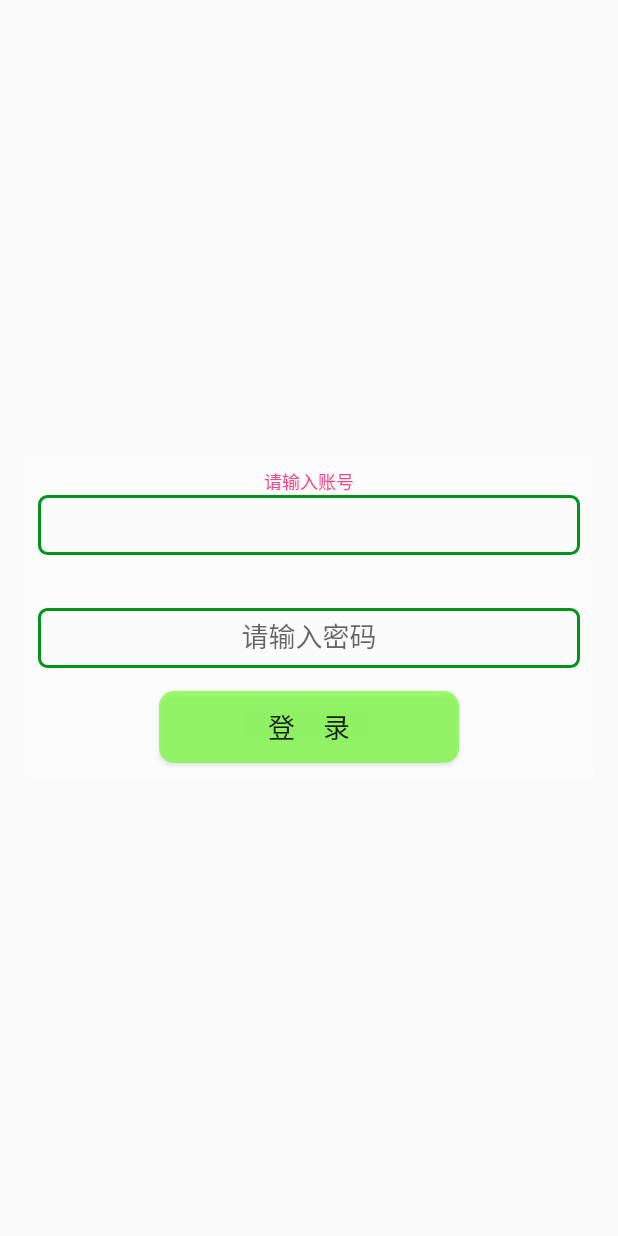
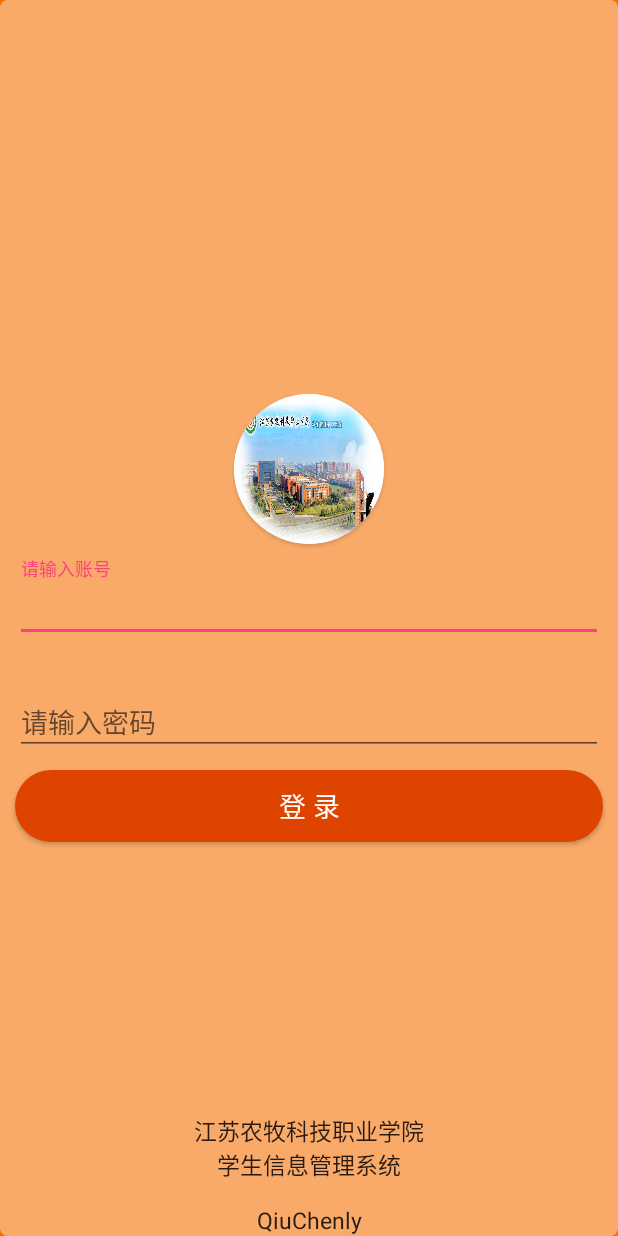
Before and after one commit to QiuChenly/AolanSystem, an Android app: the layout activity_main.xml on its own in the app's theme, with its tools: preview values and no code run, on a phone screen of 412 x 824 dp. Run offline under Robolectric (Android 15) with nearby library versions, the light colour scheme and no system bars; network calls fail.

Commit message:
进度:增加欢迎页
1.增加欢迎页
2.优化部分冗余代码

```diff
--- a/app/build.gradle
+++ b/app/build.gradle
@@ -27,10 +27,10 @@ dependencies {
     androidTestCompile('com.android.support.test.espresso:espresso-core:2.2.2', {
         exclude group: 'com.android.support', module: 'support-annotations'
     })
+
     compile 'com.android.support:appcompat-v7:25.3.1'
     compile 'com.android.support.constraint:constraint-layout:1.0.1'
     compile 'com.android.support:design:25.3.1'
-
     compile 'com.android.support:cardview-v7:25.3.1'
     compile 'com.android.support:gridlayout-v7:25.3.1'
 }
--- a/app/src/main/java/MuYuan/RecyclerViewAdapter/mAdapterByShortHolidays.java
+++ b/app/src/main/java/MuYuan/RecyclerViewAdapter/mAdapterByShortHolidays.java
@@ -48,13 +48,13 @@ public class mAdapterByShortHolidays extends RecyclerView.Adapter<mAdapterByShor
                 holder.mAdapterViewBackGround.setCardBackgroundColor(Color.argb(150,255,255,255));
                 break;
             case "不通过":
-                holder.mAdapterViewBackGround.setCardBackgroundColor(Color.argb(200,255,0,0));
+                holder.mAdapterViewBackGround.setCardBackgroundColor(Color.argb(200,223,67,0));
                 break;
             case "等待处理":
-                holder.mAdapterViewBackGround.setCardBackgroundColor(Color.argb(200,255,0,0));
+                holder.mAdapterViewBackGround.setCardBackgroundColor(Color.argb(200,223,67,0));
                 break;
             case "退回":
-                holder.mAdapterViewBackGround.setCardBackgroundColor(Color.argb(200,255,0,0));
+                holder.mAdapterViewBackGround.setCardBackgroundColor(Color.argb(200,223,67,0));
                 break;
             default:
                 holder.mAdapterViewBackGround.setCardBackgroundColor(Color.argb(150,255,255,255));
--- a/app/src/main/java/MuYuan/XCRoundImageView.java
+++ b/app/src/main/java/MuYuan/XCRoundImageView.java
@@ -81,7 +81,5 @@ public class XCRoundImageView extends android.support.v7.widget.AppCompatImageVi
         paint.setXfermode(new PorterDuffXfermode(Mode.SRC_IN));
         canvas.drawBitmap(bitmap, rect, rect, paint);
         return output;
-
-
     }
 }
--- a/app/src/main/res/drawable/m_button.xml
+++ b/app/src/main/res/drawable/m_button.xml
@@ -1,6 +1,10 @@
 <?xml version="1.0" encoding="utf-8"?>
 <shape xmlns:android="http://schemas.android.com/apk/res/android">
 
-    <solid android:color="#985eff13" />
-    <corners android:radius="10dp" />
+    <solid android:color="#df4300" />
+    <corners android:radius="50dp" />
+
+    <size
+        android:width="100dp"
+        android:height="23dp" />
 </shape>
--- a/app/src/main/res/layout/activity_main.xml
+++ b/app/src/main/res/layout/activity_main.xml
@@ -1,5 +1,6 @@
 <?xml version="1.0" encoding="utf-8"?>
 <FrameLayout xmlns:android="http://schemas.android.com/apk/res/android"
+    xmlns:app="http://schemas.android.com/apk/res-auto"
     xmlns:tools="http://schemas.android.com/tools"
     android:layout_width="match_parent"
     android:layout_height="match_parent"
@@ -9,39 +10,67 @@
         android:id="@+id/mLoginBackGround"
         android:layout_width="match_parent"
         android:layout_height="match_parent"
+        android:background="#f46e00"
         android:scaleType="centerCrop" />
+
+    <!-- 下标栏 -->
+    <LinearLayout
+        android:layout_width="match_parent"
+        android:layout_height="100dp"
+        android:layout_gravity="bottom|center"
+        android:background="#ff0000"
+        android:visibility="gone">
+
+        <TextView
+            android:layout_width="match_parent"
+            android:layout_height="wrap_content"
+            android:gravity="center"
+            android:text="" />
+    </LinearLayout>
 
     <LinearLayout
         android:layout_width="match_parent"
-        android:layout_height="wrap_content"
+        android:layout_height="match_parent"
+        android:gravity="center"
         android:layout_gravity="center"
-        android:layout_margin="15dp"
-        android:gravity="center"
         android:background="@drawable/m_alphaback"
+        android:fitsSystemWindows="true"
         android:orientation="vertical">
 
         <LinearLayout
+
             android:layout_width="match_parent"
             android:layout_height="wrap_content"
-            android:layout_gravity="center"
             android:gravity="center"
             android:orientation="vertical">
+
+            <android.support.v7.widget.CardView
+                android:layout_width="100dp"
+                android:layout_height="100dp"
+                android:fitsSystemWindows="true"
+                app:cardCornerRadius="50dp">
+
+                <ImageView
+                    android:id="@+id/imageView"
+                    android:layout_width="100dp"
+                    android:layout_height="100dp"
+                    android:background="@mipmap/login_top"
+                    android:scaleType="centerCrop" />
+            </android.support.v7.widget.CardView>
 
             <android.support.design.widget.TextInputLayout
                 android:layout_width="match_parent"
                 android:layout_height="55dp"
-                android:gravity="bottom"
+                android:layout_margin="10dp"
                 android:elevation="10dp"
-                android:layout_margin="10dp">
+                android:gravity="bottom">
 
                 <AutoCompleteTextView
                     android:id="@+id/mUser"
                     android:layout_width="match_parent"
                     android:layout_height="40dp"
-                    android:background="@drawable/m_editbox"
-                    android:gravity="center"
+                    android:hint="请输入账号"
                     android:inputType="number"
-                    android:hint="请输入账号"
                     android:text="" />
 
             </android.support.design.widget.TextInputLayout>
@@ -49,18 +78,16 @@
             <android.support.design.widget.TextInputLayout
                 android:layout_width="match_parent"
                 android:layout_height="55dp"
-                android:gravity="bottom"
+                android:layout_margin="10dp"
                 android:elevation="10dp"
-                android:layout_margin="10dp">
+                android:gravity="bottom">
 
                 <AutoCompleteTextView
                     android:id="@+id/mPass"
                     android:layout_width="match_parent"
                     android:layout_height="40dp"
-                    android:background="@drawable/m_editbox"
-                    android:gravity="center"
+                    android:hint="请输入密码"
                     android:inputType="textPassword"
-                    android:hint="请输入密码"
                     android:text="" />
 
             </android.support.design.widget.TextInputLayout>
@@ -69,13 +96,14 @@
 
         <Button
             android:id="@+id/mLogin"
-            android:layout_width="200sp"
+            android:layout_width="match_parent"
             android:layout_height="wrap_content"
             android:layout_gravity="center"
-            android:layout_marginTop="5sp"
-            android:layout_marginBottom="10dp"
+            android:layout_marginLeft="10dp"
+            android:layout_marginRight="10dp"
             android:background="@drawable/m_button"
-            android:text="登    录"
+            android:text="登 录"
+            android:textColor="#ffffff"
             android:textSize="18sp" />
 
         <ProgressBar
@@ -87,4 +115,23 @@
             android:layout_marginBottom="10dp"
             android:visibility="gone" />
     </LinearLayout>
+
+
+    <LinearLayout
+        android:layout_width="match_parent"
+        android:layout_gravity="bottom"
+        android:layout_height="wrap_content">
+        <TextView android:layout_width="match_parent"
+
+            android:layout_height="wrap_content"
+            android:text=
+                "江苏农牧科技职业学院\n学生信息管理系统\n\nQiuChenly"
+            android:textColor="#d6000000"
+            android:textSize="15sp"
+            android:gravity="center|bottom"
+            />
+
+
+    </LinearLayout>
+
 </FrameLayout>
```
Also changed, not shown: app/src/main/AndroidManifest.xml (+8 -5 lines), app/src/main/java/MuYuan/httpClient.java (+6 -6 lines), app/src/main/java/com/example/qiuchen/myapplication/MainActivity.java (+1 -36 lines), app/src/main/java/com/example/qiuchen/myapplication/MainUser.java (+15 -22 lines), app/src/main/java/com/example/qiuchen/myapplication/WelcomePage.java (added, +57 -0 lines), app/src/main/res/drawable/schoolimage.xml (added, +11 -0 lines), app/src/main/res/layout/activity_welcome_page.xml (added, +27 -0 lines), 2 other files.
